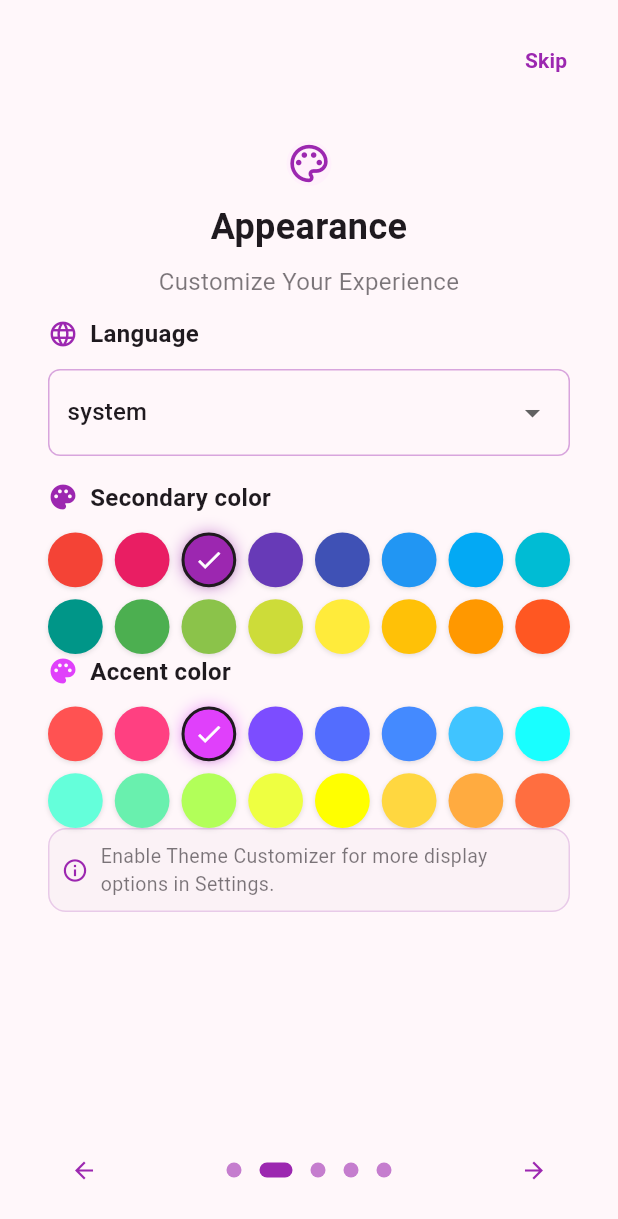
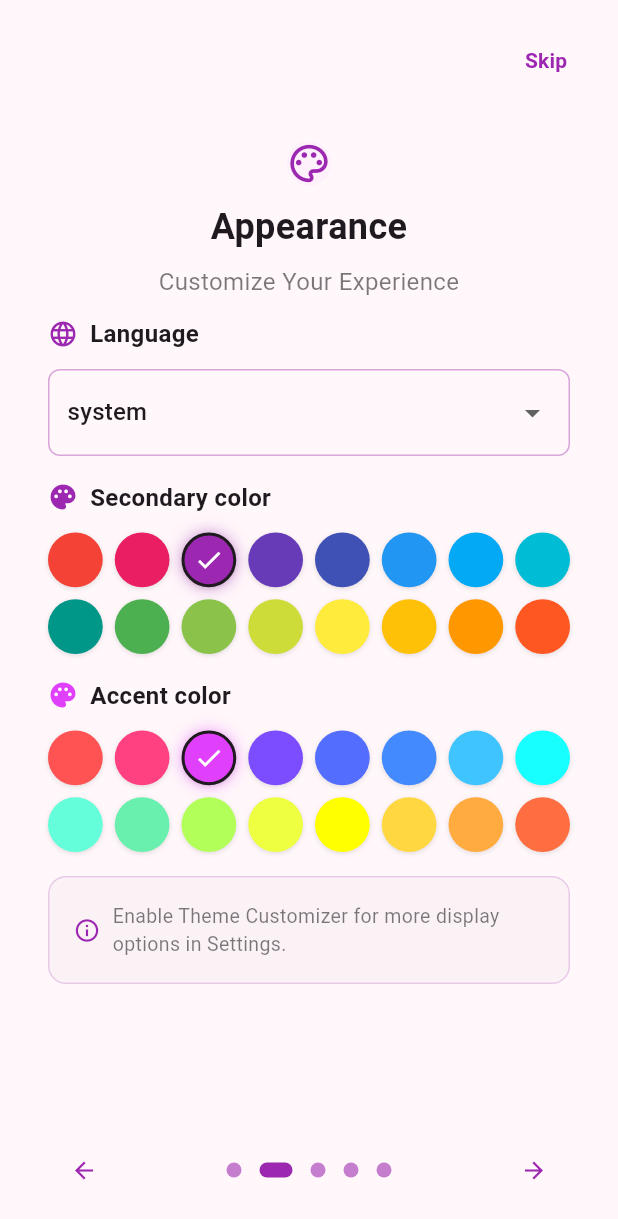
Before and after one commit to bilalsul/rzv, a Flutter app: the OnboardingScreen widget shown alone on an empty page, opened directly with empty values, swiped to page 2, on a phone screen of 412 x 824 dp. Shown: the top 1219 px of the screen. Run offline on Flutter 3.47's test engine with Material 3 defaults, Android fonts, the phone set to English and light mode, and no system bars; drawn by our look-alikes of introduction_screen; our stand-ins replace dio, file_picker, flutter_markdown, flutter_riverpod, flutter_secure_storage, flutter_smart_dialog and 7 more; missing offline and left inert: flutter_floating_bottom_bar, flutter_monaco, gpt_markdown, hidable; accounts and stored records are empty; generated files the repository leaves out were written again; network calls fail; statements that could not run were skipped.

Commit message:
onboarding: add setting up both for secondary and accent colors

```diff
--- a/git_explorer_mob/lib/screens/onboarding_screen.dart
+++ b/git_explorer_mob/lib/screens/onboarding_screen.dart
@@ -556,10 +556,11 @@ class _OnboardingScreenState extends State<OnboardingScreen> {
               // ),
               const SizedBox(height: 16),
               buildSecondaryThemeColorSelector(),
+              const SizedBox(height: 16),
               buildAccentThemeColorSelector(),
-              // const SizedBox(height: 10),
+              const SizedBox(height: 16),
               Container(
-                padding: const EdgeInsets.all(8),
+                padding: const EdgeInsets.all(16),
                 decoration: BoxDecoration(
                   color: Theme.of(context)
                       .colorScheme
```
